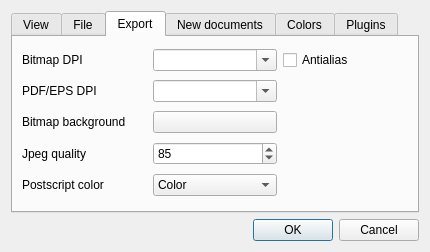
Old version of the form dialogs/preferences.ui in the repository veusz/veusz.
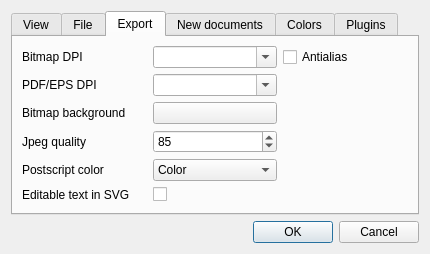
New version of the form. The open tabs and pages were chosen to show the change.

Commit message: Add UI for writing text as text in SVG

```diff
--- a/dialogs/preferences.ui
+++ b/dialogs/preferences.ui
@@ -253,6 +253,25 @@
          </item>
         </widget>
        </item>
+       <item row="5" column="0">
+        <widget class="QLabel" name="label_13">
+         <property name="text">
+          <string>Editable text in SVG</string>
+         </property>
+        </widget>
+       </item>
+       <item row="5" column="1">
+        <widget class="QCheckBox" name="exportSVGTextAsText">
+         <property name="toolTip">
+          <string>Exports text in SVG files as text, rather than curves. Curves
+mean that the file will display the same on any system, but
+text can be edited easily in other programs.</string>
+         </property>
+         <property name="text">
+          <string/>
+         </property>
+        </widget>
+       </item>
       </layout>
      </widget>
      <widget class="QWidget" name="StylesTab">
```
Left out of the diff: 27 changed lines with no effect on the pictures. The commit also changes 6 other files.
